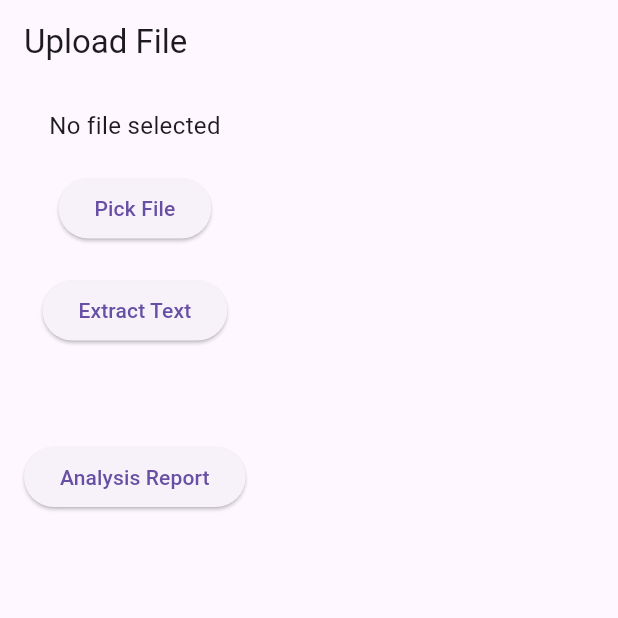
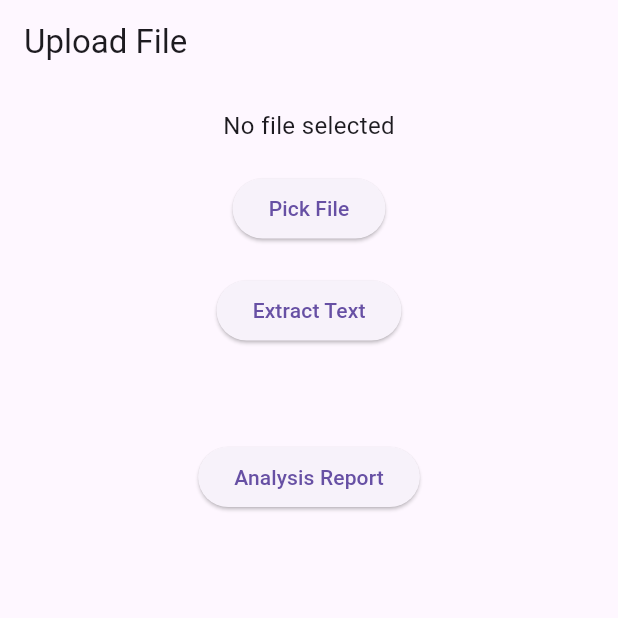
Before and after one commit to NikAr0702/Security_Assessment_App, a Flutter app: the screen it shows after launch, on a phone screen of 412 x 824 dp, the top half of it. Run offline on Flutter 3.47's test engine with Material 3 defaults, Android fonts, the phone set to English and light mode, and no system bars; our stand-ins replace file_picker, firebase_core, firebase_storage, get; missing offline and left inert: flutter_tesseract_ocr; accounts and stored records are empty.

Commit message:
some changes

```diff
--- a/lib/src/features/file_upload/screens/file_upload_screen.dart
+++ b/lib/src/features/file_upload/screens/file_upload_screen.dart
@@ -13,7 +13,7 @@ class FileUploadController extends GetxController {
   var uploadStatus = ''.obs;
   var extractedText = ''.obs;
   var analysisResult = ''.obs;
-  var analysisErrors = <String>[].obs; // List to store errors
+  var analysisErrors = <String>[].obs;
   var selectedFile = Rxn<File>();
 
   final TextExtractionService _textExtractionService =
@@ -46,7 +46,6 @@ class FileUploadController extends GetxController {
       analysisResult.value = analysis['message'];
 
       if (analysis['status'] == false) {
-        // Store the error in the analysisErrors list
         analysisErrors.add(analysisResult.value);
       }
 
@@ -57,7 +56,7 @@ class FileUploadController extends GetxController {
   }
 
   void navigateToReportScreen() {
-    Get.to(() => ReportScreen(), arguments: analysisErrors);
+    Get.to(() => const ReportScreen(), arguments: analysisErrors);
   }
 }
 
@@ -75,10 +74,10 @@ class FileUploadScreen extends StatelessWidget {
       body: SingleChildScrollView(
         child: Padding(
           padding: const EdgeInsets.all(16),
+          child: Center(
             child: Column(
               mainAxisAlignment: MainAxisAlignment.center,
               children: [
-
                 Obx(() => Text(
                       controller.selectedFileName.value.isEmpty
                           ? 'No file selected'
@@ -96,13 +95,11 @@ class FileUploadScreen extends StatelessWidget {
                   child: const Text('Extract Text'),
                 ),
                 const SizedBox(height: 20),
-
                 Obx(() => Text(
                       controller.extractedText.value,
                       style: const TextStyle(fontSize: 16, color: Colors.black),
                     )),
                 const SizedBox(height: 20),
-
                 ElevatedButton(
                   onPressed: controller.navigateToReportScreen,
                   child: const Text('Analysis Report'),
@@ -111,6 +108,7 @@ class FileUploadScreen extends StatelessWidget {
             ),
           ),
         ),
+      ),
     );
   }
 }
--- a/lib/src/features/file_upload/screens/report_screen.dart
+++ b/lib/src/features/file_upload/screens/report_screen.dart
@@ -2,6 +2,8 @@ import 'package:flutter/material.dart';
 import 'package:get/get.dart';
 
 class ReportScreen extends StatelessWidget {
+  const ReportScreen({super.key});
+
   @override
   Widget build(BuildContext context) {
     final List<String> errors = Get.arguments;
--- a/lib/src/utils/text_analyzer.dart
+++ b/lib/src/utils/text_analyzer.dart
@@ -1,7 +1,6 @@
 import 'package:get/get.dart';
 
 class TextAnalyzerService extends GetxService {
-  // Function to check null safety and balance of brackets in the extracted text
   Map<String, dynamic> analyzeText(String text) {
     if (text.isEmpty) {
       return {'status': false, 'message': 'Text is empty'};
--- a/lib/src/utils/text_extraction.dart
+++ b/lib/src/utils/text_extraction.dart
@@ -3,11 +3,9 @@ import 'package:get/get.dart';
 import 'package:flutter_tesseract_ocr/flutter_tesseract_ocr.dart';
 
 class TextExtractionService extends GetxService {
-  // Function to extract text from an image file using Tesseract OCR
   Future<String> extractText(File imageFile) async {
     String extractedText = '';
     try {
-      // Specify the path to the tessdata directory
       extractedText = await FlutterTesseractOcr.extractText(
         imageFile.path,
         language: 'eng',
```
Lines whose indentation alone changed are shown as unchanged.
